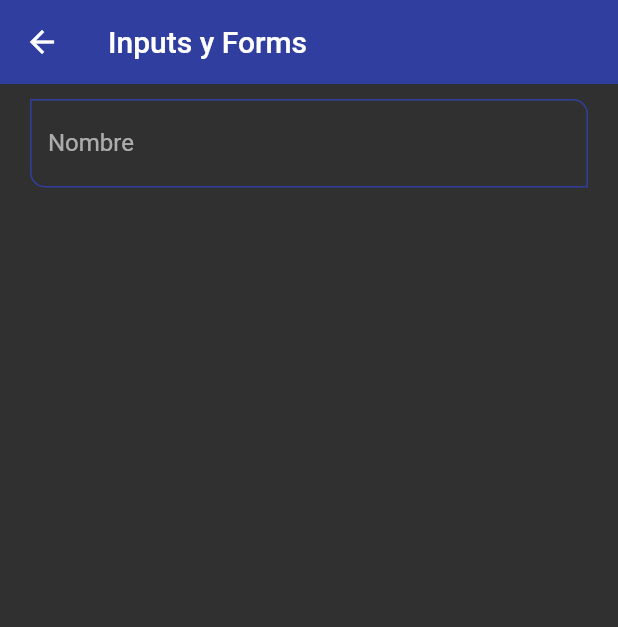
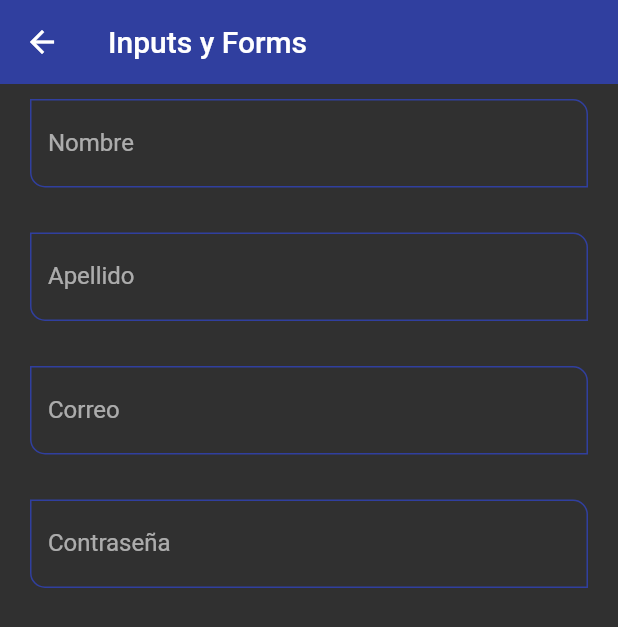
Before and after one commit to Thebobs2598/componentes_app, a Flutter app: the InputsScreen screen opened by its route, on a phone screen of 412 x 824 dp. Shown: the top 627 px of the screen. Run offline on Flutter 3.47's test engine with Material 2 defaults, Android fonts, the phone set to English and light mode, and no system bars.

```diff
--- a/lib/screens/inputs_screen.dart
+++ b/lib/screens/inputs_screen.dart
@@ -21,7 +21,33 @@ class InputsScreen extends StatelessWidget {
               CustomInputField(
                 labelText: 'Nombre',
                 hintText: 'Nombre del usuario',
-              )
+              ),
+              SizedBox(
+                height: 30,
+              ),
+              CustomInputField(
+                labelText: 'Apellido',
+                hintText: 'Apellido del usuario',
+              ),
+              SizedBox(
+                height: 30,
+              ),
+              CustomInputField(
+                labelText: 'Correo',
+                hintText: 'Correo del usuario',
+                keyboardType: TextInputType.emailAddress,
+              ),
+              SizedBox(
+                height: 30,
+              ),
+              CustomInputField(
+                labelText: 'Contraseña',
+                hintText: 'Contraseña del usuario',
+                obscureText: true,
+              ),
+              SizedBox(
+                height: 30,
+              ),
             ],
           ),
         ),
--- a/lib/widgets/custom_input_field.dart
+++ b/lib/widgets/custom_input_field.dart
@@ -6,6 +6,8 @@ class CustomInputField extends StatelessWidget {
   final String? helperText;
   final IconData? icon;
   final IconData? suffixIcon;
+  final TextInputType? keyboardType;
+  final bool? obscureText;
 
   const CustomInputField({
     Key? key,
@@ -14,6 +16,8 @@ class CustomInputField extends StatelessWidget {
     this.helperText,
     this.icon,
     this.suffixIcon,
+    this.keyboardType = TextInputType.text,
+    this.obscureText = false,
   }) : super(key: key);
 
   @override
@@ -22,6 +26,8 @@ class CustomInputField extends StatelessWidget {
       // autofocus: true,
       initialValue: '',
       textCapitalization: TextCapitalization.words,
+      keyboardType: keyboardType,
+      obscureText: obscureText!,
       onChanged: (value) {
         print(value);
       },
```
